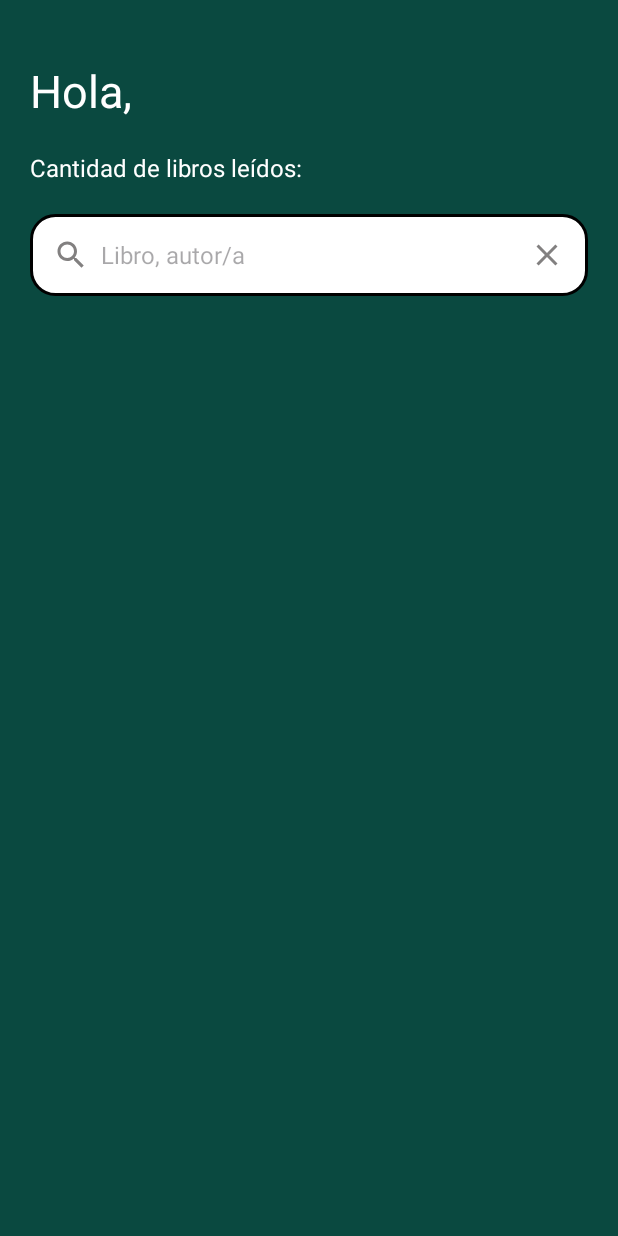
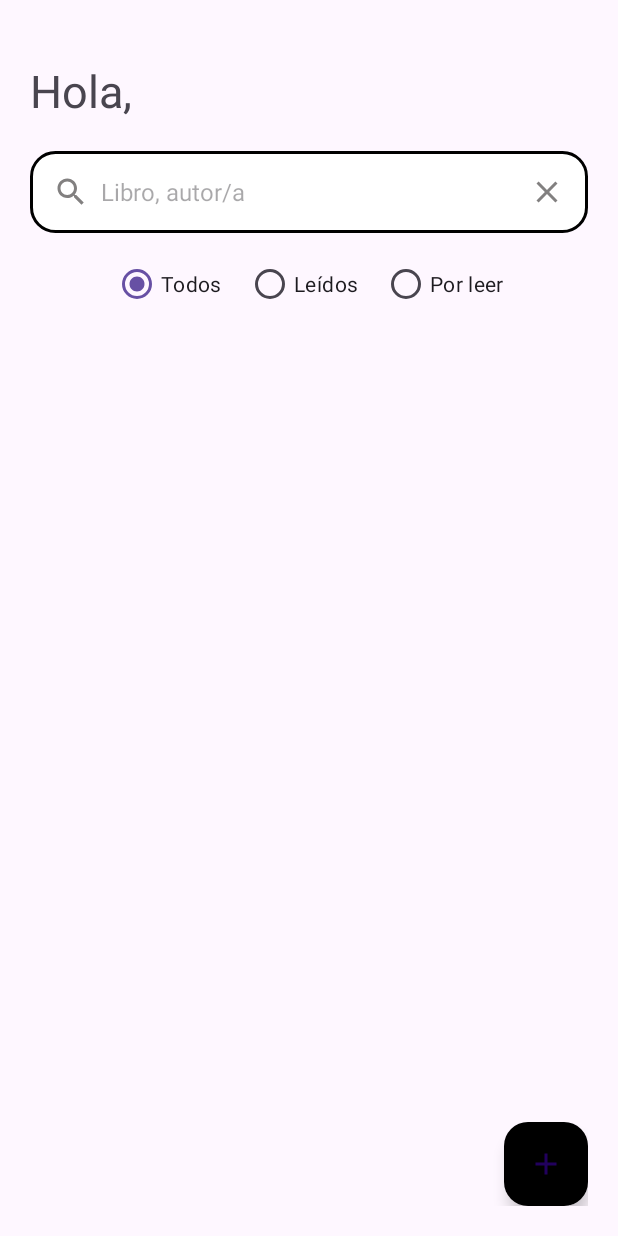
Before and after one commit to anaClara-Der/appLibros, an Android app: the HomeActivity screen opened directly, with no data from a screen before it, on a phone screen of 412 x 824 dp. Run offline under Robolectric (Android 15) with nearby library versions, the phone set to English and light mode, and no system bars.

Commit message:
Implementar FloatingActionButton para agregar libros

```diff
--- /dev/null
+++ b/app/src/main/java/com/example/libros/ui/activity/HomeActivity.kt
@@ -0,0 +1,25 @@
+package com.example.libros.ui.activity
+
+import android.content.Intent
+import android.os.Bundle
+import android.widget.Toast
+import androidx.appcompat.app.AppCompatActivity
+import com.example.libros.R
+import com.google.android.material.floatingactionbutton.FloatingActionButton
+
+
+class HomeActivity : AppCompatActivity() {
+
+    override fun onCreate(savedInstanceState: Bundle?) {
+        super.onCreate(savedInstanceState)
+        setContentView(R.layout.activity_home)
+
+        val buttonAddBook = findViewById<FloatingActionButton>(R.id.addBtnBooks)
+        buttonAddBook.setOnClickListener {
+            // Lógica para añadir un nuevo libro
+
+            val intent = Intent(this, AddBookActivity::class.java)
+            startActivity(intent)
+        }
+    }
+}
--- a/app/src/main/java/com/example/libros/fragments/loginFragment.kt
+++ b/app/src/main/java/com/example/libros/ui/fragments/loginFragment.kt
@@ -1,4 +1,4 @@
-package com.example.libros.fragments
+package com.example.libros.ui.fragments
 
 import android.content.Intent
 import android.os.Bundle
@@ -11,7 +11,7 @@ import android.widget.EditText
 import android.widget.Toast
 import androidx.fragment.app.Fragment
 import com.example.libros.R
-import com.example.libros.HomeActivity
+import com.example.libros.ui.activity.HomeActivity
 import com.google.firebase.auth.FirebaseAuth
 
 
--- a/app/src/main/java/com/example/libros/fragments/signUpFragment.kt
+++ b/app/src/main/java/com/example/libros/ui/fragments/signUpFragment.kt
@@ -1,4 +1,4 @@
-package com.example.libros.fragments
+package com.example.libros.ui.fragments
 
 import android.content.Intent
 import android.os.Bundle
@@ -11,7 +11,7 @@ import android.widget.EditText
 import android.widget.Toast
 import androidx.fragment.app.Fragment
 import com.example.libros.R
-import com.example.libros.HomeActivity
+import com.example.libros.ui.activity.HomeActivity
 import com.google.firebase.auth.FirebaseAuth
 import com.google.firebase.firestore.FirebaseFirestore
 
--- /dev/null
+++ b/app/src/main/res/drawable/ic_add_book.xml
@@ -0,0 +1,5 @@
+<vector xmlns:android="http://schemas.android.com/apk/res/android" android:height="24dp" android:tint="#FDFDFD" android:viewportHeight="24" android:viewportWidth="24" android:width="24dp">
+
+    <path android:fillColor="@android:color/white" android:pathData="M19,13h-6v6h-2v-6H5v-2h6V5h2v6h6v2z"/>
+
+</vector>
--- a/app/src/main/res/layout/activity_home.xml
+++ b/app/src/main/res/layout/activity_home.xml
@@ -4,7 +4,7 @@
     xmlns:tools="http://schemas.android.com/tools"
     android:layout_width="match_parent"
     android:layout_height="match_parent"
-    android:background="@color/primary"
+
     android:padding="20dp">
 
 
@@ -12,24 +12,11 @@
         android:id="@+id/nameHome"
         android:layout_width="match_parent"
         android:layout_height="wrap_content"
-
         android:text="Hola, "
-        android:textColor="@color/white"
         app:layout_constraintEnd_toEndOf="parent"
         app:layout_constraintStart_toStartOf="parent"
         app:layout_constraintTop_toTopOf="parent"
         android:textSize="30sp"
-        android:layout_marginTop="20dp"
-        />
-
-    <TextView
-        android:id="@+id/numberBooksHome"
-        android:layout_width="match_parent"
-        android:layout_height="wrap_content"
-        android:text="Cantidad de libros leídos:"
-        android:textColor="@color/white"
-        app:layout_constraintTop_toBottomOf="@id/nameHome"
-        android:textSize="16dp"
         android:layout_marginTop="20dp"
         />
 
@@ -41,7 +28,7 @@
         android:textColor="@color/black"
         app:layout_constraintEnd_toEndOf="parent"
         app:layout_constraintStart_toStartOf="parent"
-        app:layout_constraintTop_toBottomOf="@+id/numberBooksHome"
+        app:layout_constraintTop_toBottomOf="@+id/nameHome"
         android:layout_marginTop="20dp"
         android:drawableStart="@drawable/ic_search"
         android:drawableEnd="@drawable/ic_clouse"
@@ -51,5 +38,55 @@
         android:drawablePadding="8dp"
         />
 
+    <RadioGroup
+        android:id="@+id/filterBooksGroup"
+        android:layout_width="match_parent"
+        android:layout_height="wrap_content"
+        android:orientation="horizontal"
+        android:gravity="center"
+        app:layout_constraintTop_toBottomOf="@+id/searchBooks"
+        app:layout_constraintStart_toStartOf="parent"
+        app:layout_constraintEnd_toEndOf="parent"
+        android:layout_marginTop="10dp">
+
+        <RadioButton
+            android:id="@+id/rbAllBooks"
+            android:layout_width="wrap_content"
+            android:layout_height="wrap_content"
+            android:text="Todos"
+            android:checked="true"
+            android:layout_marginStart="16dp"
+            android:layout_marginEnd="8dp"/>
+
+        <RadioButton
+            android:id="@+id/rbReadBooks"
+            android:layout_width="wrap_content"
+            android:layout_height="wrap_content"
+            android:text="Leídos"
+            android:layout_marginStart="8dp"
+            android:layout_marginEnd="8dp"/>
+
+        <RadioButton
+            android:id="@+id/rbUnreadBooks"
+            android:layout_width="wrap_content"
+            android:layout_height="wrap_content"
+            android:text="Por leer"
+            android:layout_marginStart="8dp"
+            android:layout_marginEnd="16dp"/>
+    </RadioGroup>
+
+
+    <com.google.android.material.floatingactionbutton.FloatingActionButton
+        android:id="@+id/addBtnBooks"
+        android:layout_width="wrap_content"
+        android:layout_height="wrap_content"
+        app:layout_constraintBottom_toBottomOf="parent"
+        app:layout_constraintEnd_toEndOf="parent"
+        android:src="@drawable/ic_add_book"
+        android:backgroundTint="@color/black"
+        android:contentDescription="botono para agregar libros"
+        />
+
+
 
 </androidx.constraintlayout.widget.ConstraintLayout>
```
Also changed, not shown: app/src/main/AndroidManifest.xml (+5 -3 lines), app/src/main/java/com/example/libros/HomeActivity.kt (deleted, +0 -15 lines), app/src/main/java/com/example/libros/ui/activity/AddBookActivity.kt (added, +17 -0 lines), app/src/main/java/com/example/libros/ui/activity/MainActivity.kt (renamed from app/src/main/java/com/example/libros/MainActivity.kt, +5 -8 lines), app/src/main/res/layout/activity_add_book.xml (added, +10 -0 lines), app/src/main/res/layout/activity_main.xml (+19 -8 lines), app/src/main/res/layout/fragment_login.xml (+7 -17 lines), app/src/main/res/layout/fragment_sing_up.xml (+6 -20 lines).
